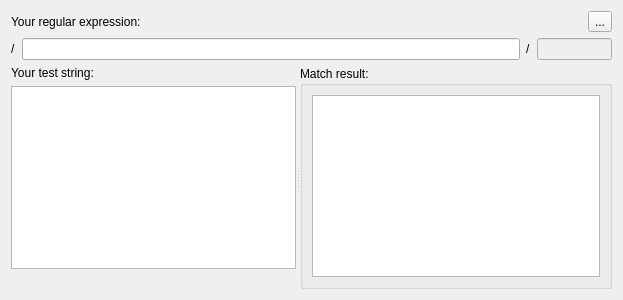
This is blurdev/gui/widgets/pyularwidget/ui/pyularwidget.ui in blurstudio/PrEditor as Qt 5 draws it before an edit. The edited form follows.
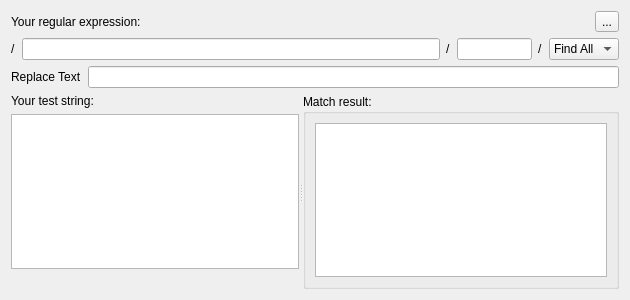
This is the edited form.

Commit message: Now supports much more of the python re module, including all match types, and flags for match types that support them. Supports python's groups functionality

What changed in the file:
```diff
--- a/blurdev/gui/widgets/pyularwidget/ui/pyularwidget.ui
+++ b/blurdev/gui/widgets/pyularwidget/ui/pyularwidget.ui
@@ -6,7 +6,7 @@
    <rect>
     <x>0</x>
     <y>0</y>
-    <width>623</width>
+    <width>630</width>
     <height>300</height>
    </rect>
   </property>
@@ -36,7 +36,7 @@
      <item>
       <widget class="QLineEdit" name="uiOptionsTXT">
        <property name="enabled">
-        <bool>false</bool>
+        <bool>true</bool>
        </property>
        <property name="maximumSize">
         <size>
@@ -46,9 +46,51 @@
        </property>
       </widget>
      </item>
+     <item>
+      <widget class="QLabel" name="label_5">
+       <property name="text">
+        <string>/</string>
+       </property>
+      </widget>
+     </item>
+     <item>
+      <widget class="QComboBox" name="uiSearchTypeDDL">
+       <property name="sizePolicy">
+        <sizepolicy hsizetype="Maximum" vsizetype="Fixed">
+         <horstretch>0</horstretch>
+         <verstretch>0</verstretch>
+        </sizepolicy>
+       </property>
+       <item>
+        <property name="text">
+         <string>Find All</string>
+        </property>
+       </item>
+       <item>
+        <property name="text">
+         <string>Match</string>
+        </property>
+       </item>
+       <item>
+        <property name="text">
+         <string>Search</string>
+        </property>
+       </item>
+       <item>
+        <property name="text">
+         <string>Split</string>
+        </property>
+       </item>
+       <item>
+        <property name="text">
+         <string>Sub</string>
+        </property>
+       </item>
+      </widget>
+     </item>
     </layout>
    </item>
-   <item row="3" column="0">
+   <item row="4" column="0">
     <widget class="QSplitter" name="splitter">
      <property name="orientation">
       <enum>Qt::Horizontal</enum>
@@ -104,6 +146,25 @@
      </item>
     </layout>
    </item>
+   <item row="3" column="0">
+    <widget class="QWidget" name="uiReplaceWGT" native="true">
+     <layout class="QHBoxLayout" name="horizontalLayout_3">
+      <property name="margin">
+       <number>0</number>
+      </property>
+      <item>
+       <widget class="QLabel" name="label_6">
+        <property name="text">
+         <string>Replace Text</string>
+        </property>
+       </widget>
+      </item>
+      <item>
+       <widget class="QLineEdit" name="uiReplaceTXT"/>
+      </item>
+     </layout>
+    </widget>
+   </item>
   </layout>
  </widget>
  <resources/>
```
Left out of the diff: 69 changed lines with no effect on the pictures. The commit also changes 3 other files.
